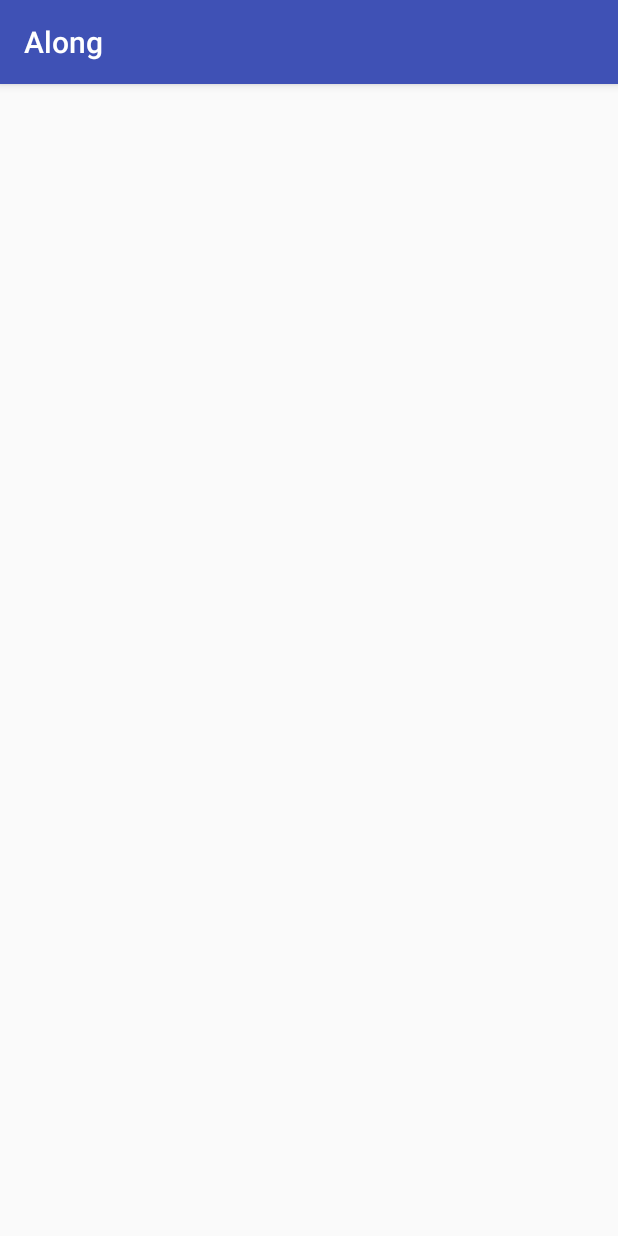
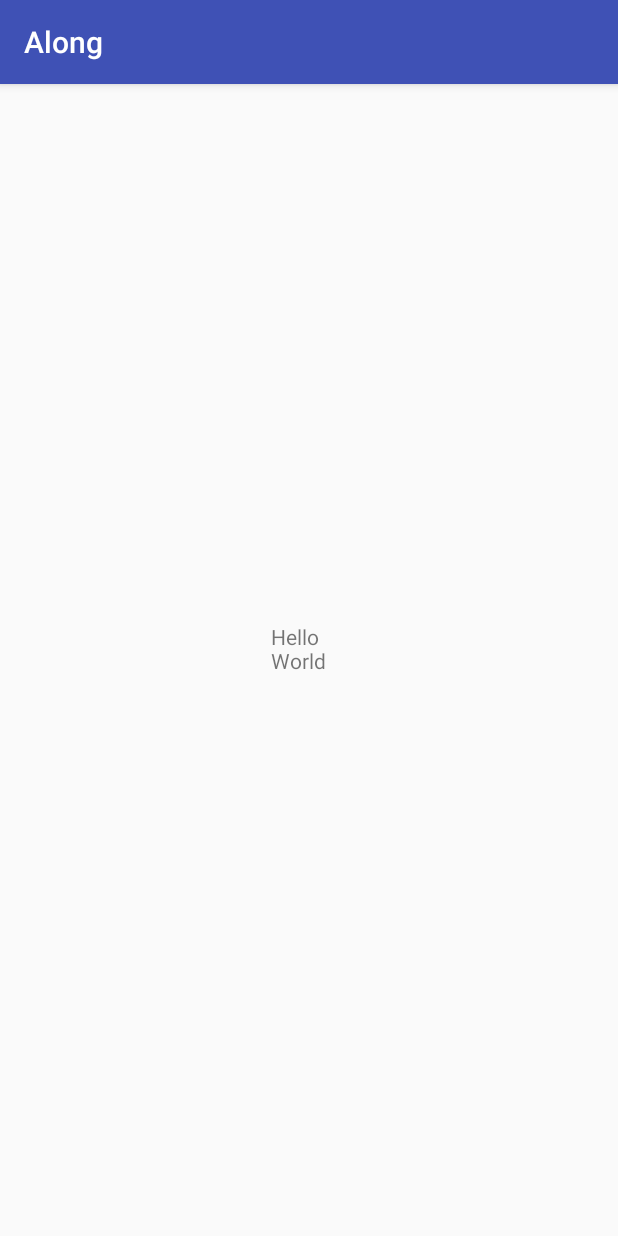
Before and after one commit to Along-PC/Green, an Android app: the TestActivity screen opened directly, with no data from a screen before it, on a phone screen of 412 x 824 dp. Run offline under Robolectric (Android 15) with nearby library versions, the phone set to English and light mode, and no system bars.

Commit message:
测试https

```diff
--- a/app/src/main/java/com/example/along/TestActivity.java
+++ b/app/src/main/java/com/example/along/TestActivity.java
@@ -9,6 +9,7 @@ public class TestActivity extends AppCompatActivity {
     protected void onCreate(Bundle savedInstanceState) {
         super.onCreate(savedInstanceState);
         setContentView(R.layout.activity_test);
+
     }
 
 }
--- a/app/src/main/res/layout/activity_test.xml
+++ b/app/src/main/res/layout/activity_test.xml
@@ -1,9 +1,16 @@
 <?xml version="1.0" encoding="utf-8"?>
-<android.support.constraint.ConstraintLayout xmlns:android="http://schemas.android.com/apk/res/android"
+<RelativeLayout
+    xmlns:android="http://schemas.android.com/apk/res/android"
     xmlns:app="http://schemas.android.com/apk/res-auto"
     xmlns:tools="http://schemas.android.com/tools"
     android:layout_width="match_parent"
     android:layout_height="match_parent"
     tools:context="com.example.along.TestActivity">
 
-</android.support.constraint.ConstraintLayout>
+    <TextView
+        android:layout_centerInParent="true"
+        android:text="Hello World"
+        android:layout_width="50dp"
+        android:layout_height="50dp" />
+
+</RelativeLayout>
```
